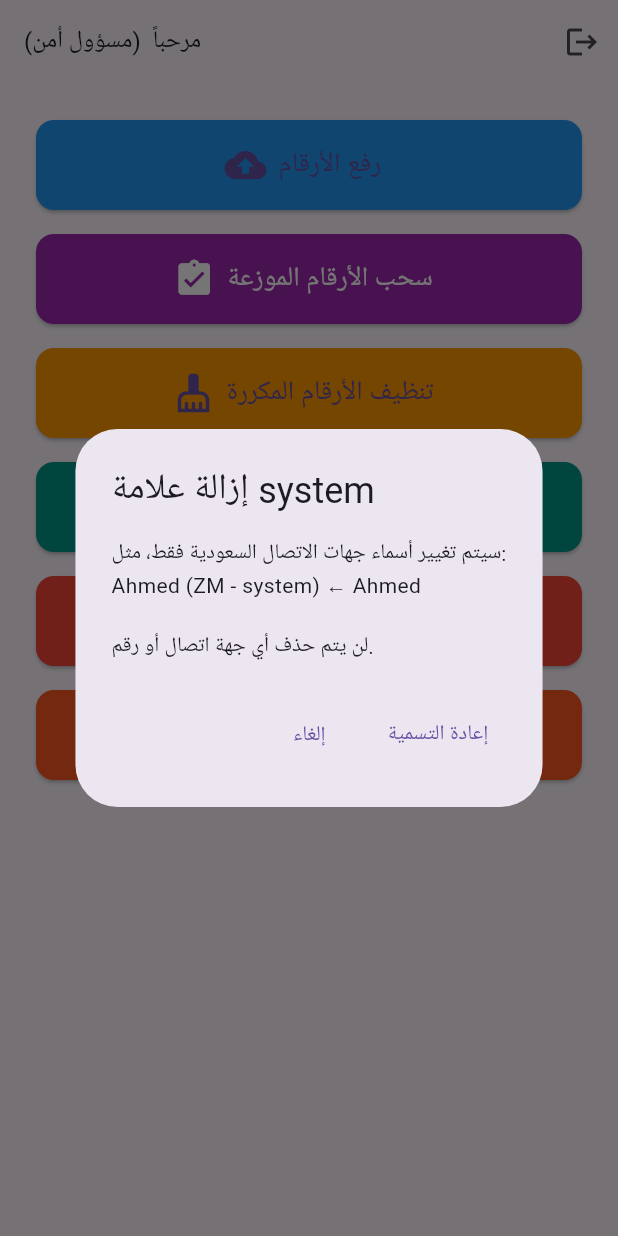
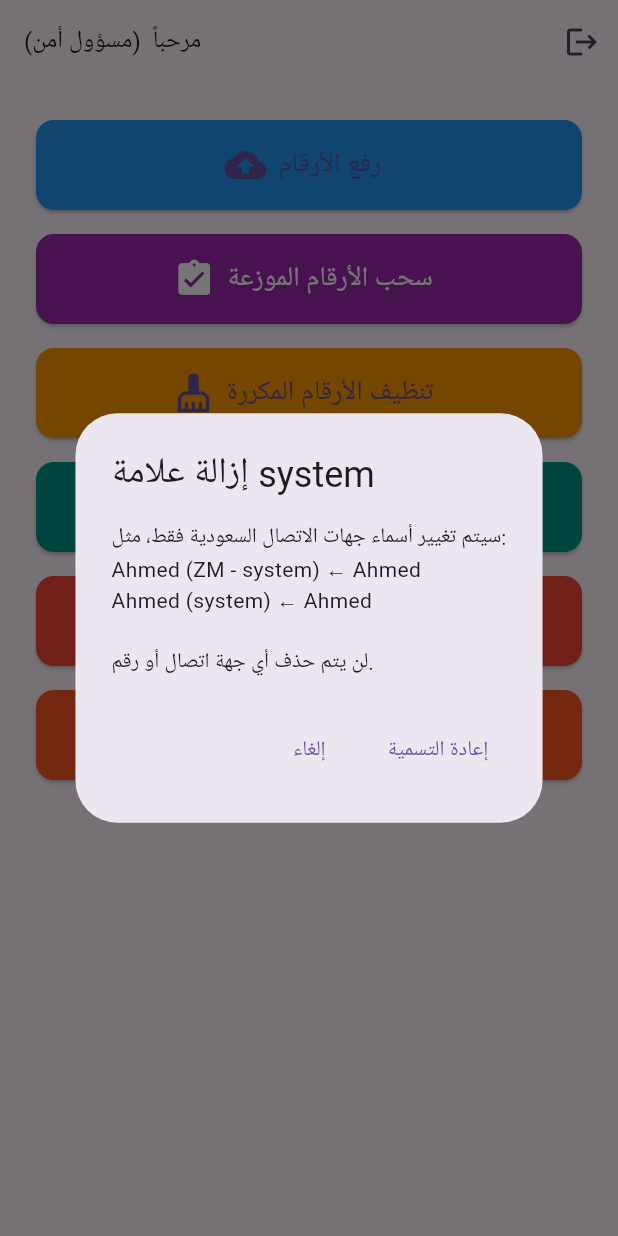
Before and after one commit to Tawheed3/etisalaty, a Flutter app: the SecurityScreen screen opened directly, after a tap on "إزالة (system) من الأسماء", on a phone screen of 412 x 824 dp. Run offline on Flutter 3.47's test engine with Material 3 defaults, Android fonts, the phone set to English and light mode, and no system bars; our stand-ins replace flutter_contacts, shared_preferences; accounts and stored records are empty.

Commit message:
fix(etisalaty): rename button now strips plain (system) suffix
Ahmed(system) and Ahmed (system) are now renamed to Ahmed.
Also handles stacked suffixes in any order.

Co-Authored-By: Claude Sonnet 4.6 <noreply@anthropic.com>

```diff
--- a/lib/screens/security_screen.dart
+++ b/lib/screens/security_screen.dart
@@ -94,7 +94,8 @@ class _SecurityScreenState extends State<SecurityScreen> {
         title: const Text('إزالة علامة system'),
         content: const Text(
           'سيتم تغيير أسماء جهات الاتصال السعودية فقط، مثل:\n'
-          'Ahmed (ZM - system) ← Ahmed\n\n'
+          'Ahmed (ZM - system) ← Ahmed\n'
+          'Ahmed (system) ← Ahmed\n\n'
           'لن يتم حذف أي جهة اتصال أو رقم.',
         ),
         actions: [
--- a/lib/utils/saudi_phone_number.dart
+++ b/lib/utils/saudi_phone_number.dart
@@ -6,6 +6,12 @@ class SaudiPhoneNumber {
 
   static final RegExp _historicalSystemSuffix = RegExp(
     r'\s*-\s*system\s*$',
+    caseSensitive: false,
+  );
+
+  // handles: Ahmed(system) / Ahmed (system) / Ahmed ( system )
+  static final RegExp _simpleSystemSuffix = RegExp(
+    r'\s*\(\s*system\s*\)\s*$',
     caseSensitive: false,
   );
 
@@ -59,16 +65,27 @@ class SaudiPhoneNumber {
   static bool isSystemContactName(String name) {
     final trimmed = name.trim();
     return _ownershipSystemSuffix.hasMatch(trimmed) ||
-        _historicalSystemSuffix.hasMatch(trimmed);
+        _historicalSystemSuffix.hasMatch(trimmed) ||
+        _simpleSystemSuffix.hasMatch(trimmed);
   }
 
-  /// Removes only a recognized Z/M/K Etisalaty ownership suffix.
+  /// Removes any recognized system suffix: (ZM - system), - system, (system).
   static String? removeOwnershipSystemSuffix(String name) {
     var renamed = name.trim();
     var removed = false;
 
     while (_ownershipSystemSuffix.hasMatch(renamed)) {
       renamed = renamed.replaceFirst(_ownershipSystemSuffix, '').trim();
+      removed = true;
+    }
+
+    while (_simpleSystemSuffix.hasMatch(renamed)) {
+      renamed = renamed.replaceFirst(_simpleSystemSuffix, '').trim();
+      removed = true;
+    }
+
+    while (_historicalSystemSuffix.hasMatch(renamed)) {
+      renamed = renamed.replaceFirst(_historicalSystemSuffix, '').trim();
       removed = true;
     }
 
```
